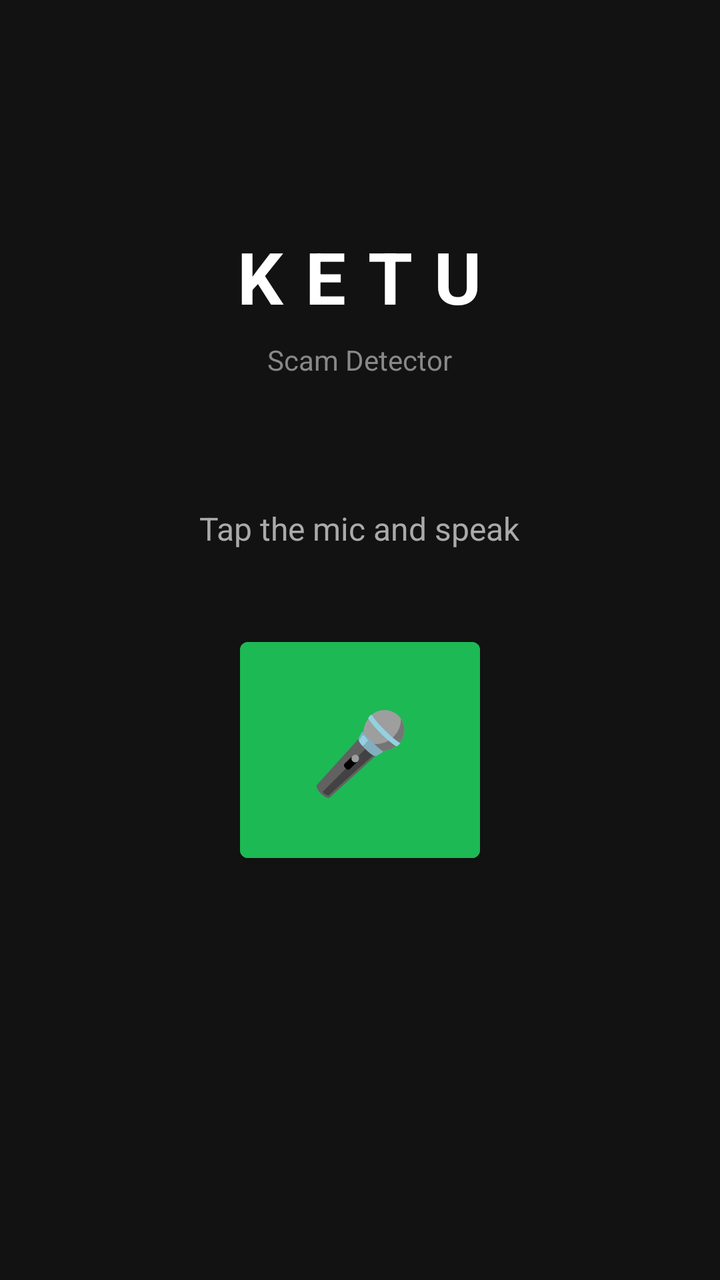
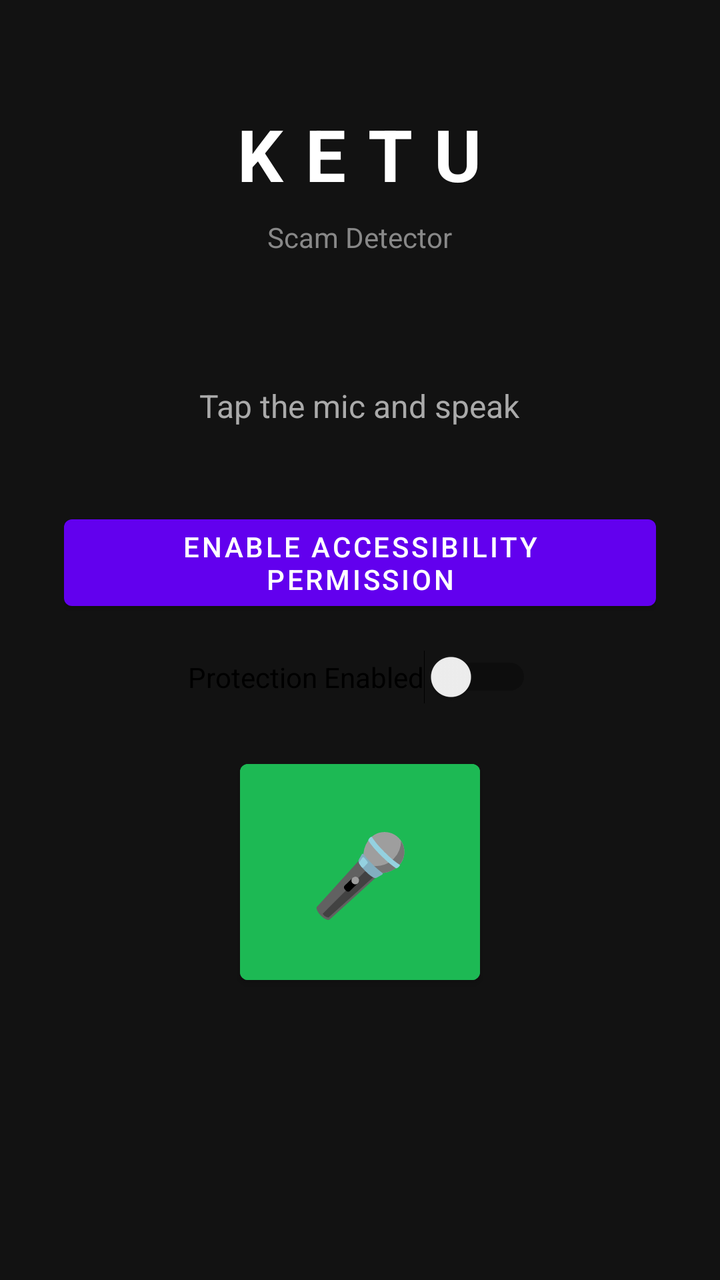

Two renders of the same Android screen: before a commit and after it. Below are the layout's source before the change and the commit's diff.
<!-- AndroidManifest.xml: application theme Theme.Ketu -->
<!-- res/layout/activity_main.xml -->
<?xml version="1.0" encoding="utf-8"?>
<LinearLayout xmlns:android="http://schemas.android.com/apk/res/android"
    android:layout_width="match_parent"
    android:layout_height="match_parent"
    android:orientation="vertical"
    android:gravity="center"
    android:padding="32dp"
    android:background="#121212">

    
    <TextView
        android:id="@+id/tvTitle"
        android:layout_width="wrap_content"
        android:layout_height="wrap_content"
        android:text="KETU"
        android:textSize="36sp"
        android:textColor="#FFFFFF"
        android:textStyle="bold"
        android:letterSpacing="0.3"
        android:layout_marginBottom="8dp" />

    
    <TextView
        android:layout_width="wrap_content"
        android:layout_height="wrap_content"
        android:text="Scam Detector"
        android:textSize="14sp"
        android:textColor="#888888"
        android:layout_marginBottom="64dp" />

    
    <TextView
        android:id="@+id/tvStatus"
        android:layout_width="wrap_content"
        android:layout_height="wrap_content"
        android:text="Tap the mic and speak"
        android:textSize="16sp"
        android:textColor="#AAAAAA"
        android:gravity="center"
        android:layout_marginBottom="40dp" />

    
    <Button
        android:id="@+id/btnMic"
        android:layout_width="120dp"
        android:layout_height="120dp"
        android:text="🎤"
        android:textSize="40sp"
        android:backgroundTint="#1DB954"
        android:layout_marginBottom="40dp" />

    
    <TextView
        android:id="@+id/tvResult"
        android:layout_width="match_parent"
        android:layout_height="wrap_content"
        android:text=""
        android:textSize="14sp"
        android:textColor="#CCCCCC"
        android:gravity="center"
        android:padding="16dp" />

</LinearLayout>
<!-- resources referenced by this layout -->
<resources>
  <style name="Theme.Ketu" parent="Theme.MaterialComponents.DayNight.DarkActionBar">
          
          <item name="colorPrimary">@color/purple_500</item>
          <item name="colorPrimaryVariant">@color/purple_700</item>
          <item name="colorOnPrimary">@color/white</item>
          
          <item name="colorSecondary">@color/teal_200</item>
          <item name="colorSecondaryVariant">@color/teal_700</item>
          <item name="colorOnSecondary">@color/black</item>
          
          <item name="android:statusBarColor">?attr/colorPrimaryVariant</item>
          
      </style>
  <color name="purple_500">#FF6200EE</color>
  <color name="purple_700">#FF3700B3</color>
  <color name="white">#FFFFFFFF</color>
  <color name="teal_200">#FF03DAC5</color>
  <color name="teal_700">#FF018786</color>
  <color name="black">#FF000000</color>
</resources>

<!-- the commit's change to res/layout/activity_main.xml (unified diff, before → after) -->
@@ -41,6 +41,22 @@
 
     
     <Button
+        android:id="@+id/btnPermission"
+        android:layout_width="wrap_content"
+        android:layout_height="wrap_content"
+        android:text="Enable Accessibility Permission"
+        android:layout_marginBottom="16dp" />
+
+    
+    <Switch
+        android:id="@+id/switchDetector"
+        android:layout_width="wrap_content"
+        android:layout_height="wrap_content"
+        android:text="Protection Enabled"
+        android:layout_marginBottom="24dp" />
+
+    
+    <Button
         android:id="@+id/btnMic"
         android:layout_width="120dp"
         android:layout_height="120dp"
